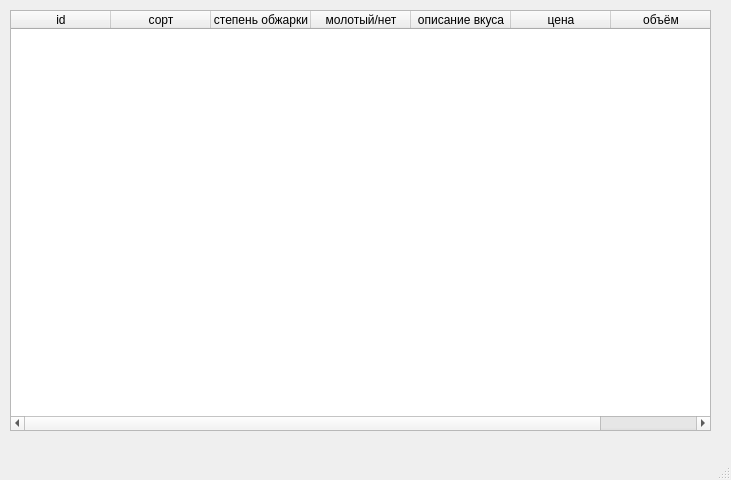
The window that main.ui (Melekh11/les_6) describes before a commit, drawn with Qt 5.
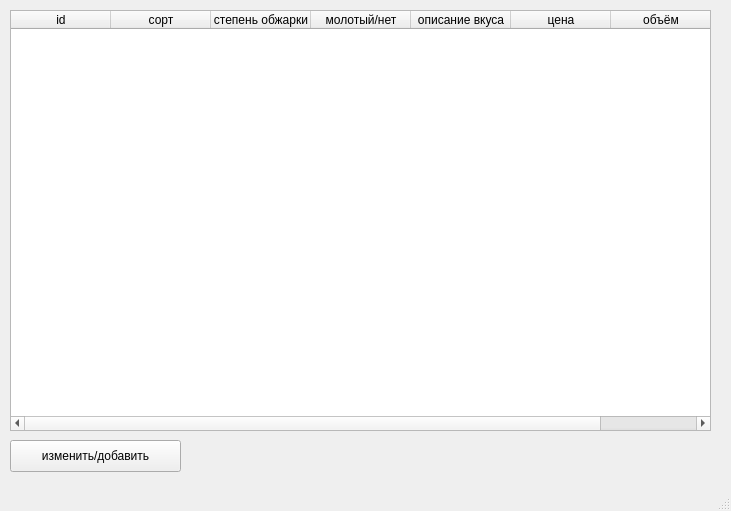
The same window after the commit.

Diff of the .ui file:
```diff
--- a/main.ui
+++ b/main.ui
@@ -7,7 +7,7 @@
     <x>0</x>
     <y>0</y>
     <width>731</width>
-    <height>480</height>
+    <height>511</height>
    </rect>
   </property>
   <property name="windowTitle">
@@ -59,6 +59,19 @@
      </property>
     </column>
    </widget>
+   <widget class="QPushButton" name="pushButton">
+    <property name="geometry">
+     <rect>
+      <x>10</x>
+      <y>440</y>
+      <width>171</width>
+      <height>32</height>
+     </rect>
+    </property>
+    <property name="text">
+     <string>изменить/добавить</string>
+    </property>
+   </widget>
   </widget>
   <widget class="QMenuBar" name="menubar">
    <property name="geometry">
```
